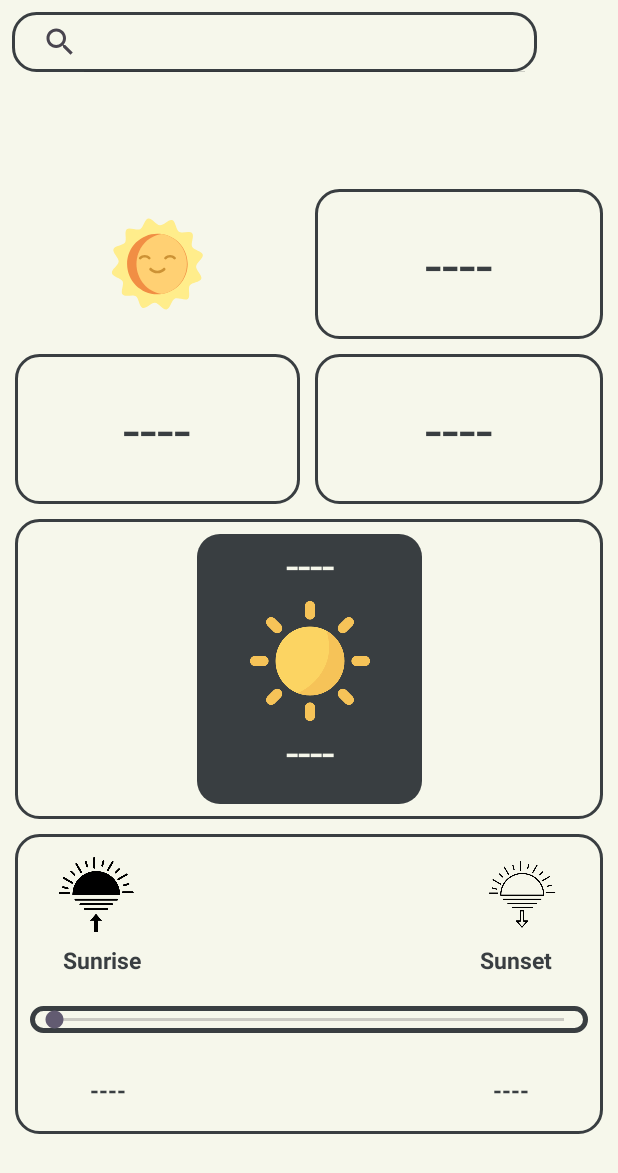
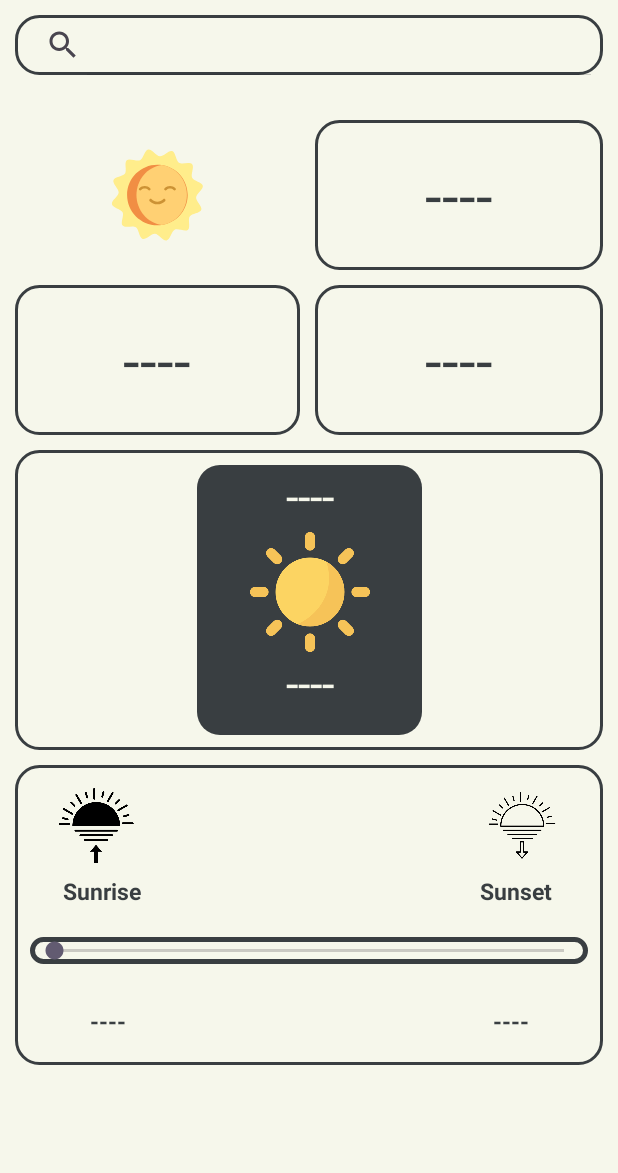
Before and after one commit to Mohit-sharma-2614/Desi_weather, an Android app: the layout activity_main.xml on its own in the app's theme, with its tools: preview values and no code run, on a phone screen of 412 x 824 dp. Shown: the top 1173 px of the screen. Run offline under Robolectric (Android 15) with nearby library versions, the phone set to English and light mode, and no system bars.

Commit message:
Made the app Responsive for different screen sizes

```diff
--- a/app/build.gradle.kts
+++ b/app/build.gradle.kts
@@ -41,6 +41,7 @@ android {
 dependencies {
 
 
+    implementation ("com.intuit.sdp:sdp-android:1.1.1")
     implementation("com.squareup.picasso:picasso:2.8")
     implementation ("com.google.code.gson:gson:2.10.1")
     implementation ("com.squareup.retrofit2:converter-gson:2.11.0")
--- a/app/src/main/java/com/example/desimausam/MainActivity.kt
+++ b/app/src/main/java/com/example/desimausam/MainActivity.kt
@@ -153,7 +153,7 @@ class MainActivity : AppCompatActivity() {
                                 binding.lottieBackground.setAnimation(R.raw.moon_backgroundd)
                             }
 
-                            "09n","10n","11n" -> {
+                            "09n","10n","11n","13n","50n" -> {
                                 animation.setAnimation(R.raw.moon_thunderstorm)
                                 binding.lottieBackground.setAnimation(R.raw.rain_background)
                             }
--- a/app/src/main/res/layout/activity_main.xml
+++ b/app/src/main/res/layout/activity_main.xml
@@ -20,10 +20,9 @@
         app:layout_constraintTop_toBottomOf="@id/sv_city"
     />
     <SearchView
-        android:layout_width="350dp"
+        android:layout_width="match_parent"
         android:layout_height="40dp"
-        android:layout_marginStart="8dp"
-        android:layout_marginTop="8dp"
+        android:layout_margin="10dp"
         android:background="@drawable/background_sv"
         android:id="@+id/sv_city"
         app:queryHint="Search Your city"
@@ -34,7 +33,10 @@
 
     <androidx.core.widget.NestedScrollView
         android:layout_width="match_parent"
-        android:layout_height="wrap_content"
+        android:layout_height="match_parent"
+        android:layout_marginTop="60dp"
+        android:layout_marginBottom="10dp"
+        android:paddingTop="10dp"
         app:layout_constraintLeft_toLeftOf="parent"
         app:layout_constraintTop_toBottomOf="@id/sv_city"
         app:layout_constraintRight_toRightOf="parent"
```
